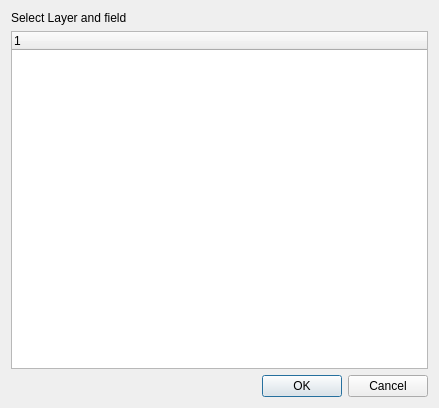
Above: chooser.ui from nyalldawson/topocolour before the change. Below: the same form after it.
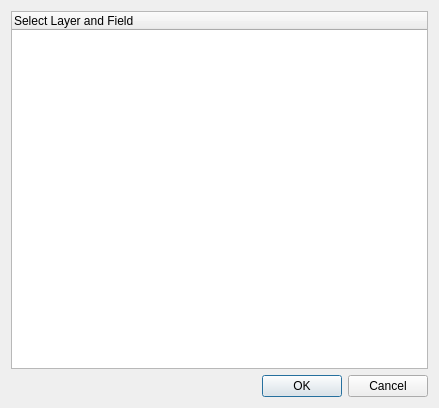
That is the form after the change.

The edit to the form file:
```diff
--- a/chooser.ui
+++ b/chooser.ui
@@ -13,13 +13,6 @@
    <string>Dialog</string>
   </property>
   <layout class="QVBoxLayout" >
-   <item>
-    <widget class="QLabel" name="label" >
-     <property name="text" >
-      <string>Select Layer and field</string>
-     </property>
-    </widget>
-   </item>
    <item>
     <widget class="QTreeWidget" name="layerFields" >
      <property name="columnCount" >
@@ -27,7 +20,7 @@
      </property>
      <column>
       <property name="text" >
-       <string>1</string>
+       <string>Select Layer and Field</string>
       </property>
      </column>
     </widget>
```
